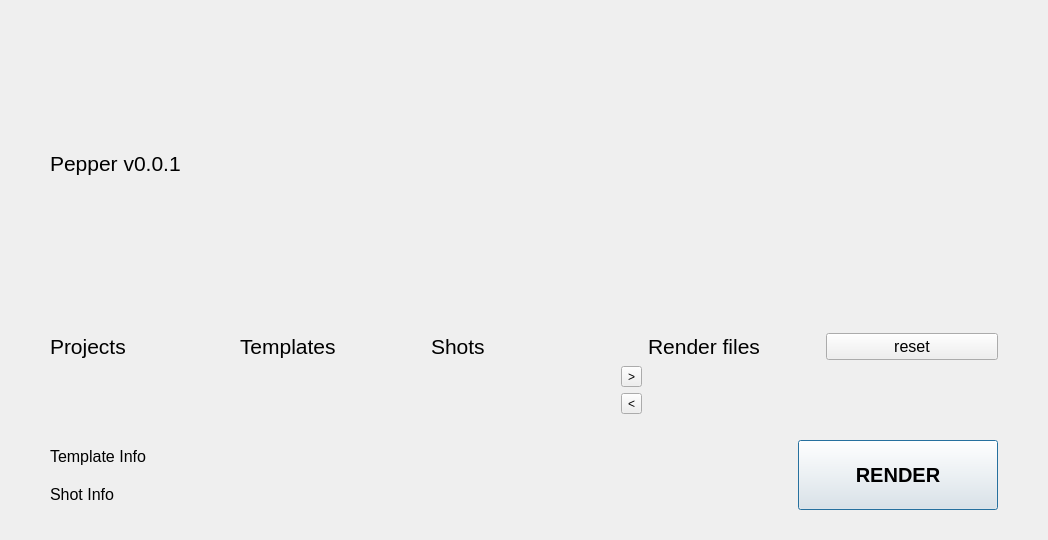
Old version of the form python/BlackPepper/ui/ui_sw/mvc_main.ui in the repository NetflixVFX-Ac/BlackPepper.
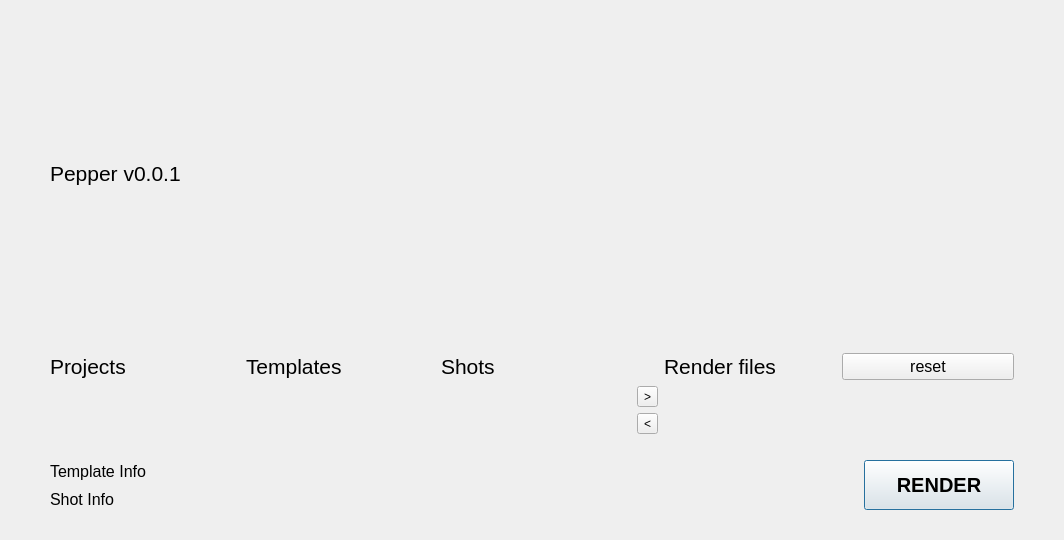
New version of the form.

Commit message: edit main ui add main_2

```diff
--- a/python/BlackPepper/ui/ui_sw/mvc_main.ui
+++ b/python/BlackPepper/ui/ui_sw/mvc_main.ui
@@ -6,7 +6,7 @@
    <rect>
     <x>0</x>
     <y>0</y>
-    <width>960</width>
+    <width>1064</width>
     <height>540</height>
    </rect>
   </property>
@@ -140,8 +140,8 @@
        </property>
        <property name="minimumSize">
         <size>
-         <width>200</width>
-         <height>70</height>
+         <width>150</width>
+         <height>50</height>
         </size>
        </property>
        <property name="font">
```
Left out of the diff: 4 changed lines with no effect on the pictures. The commit also changes 2 other files.
